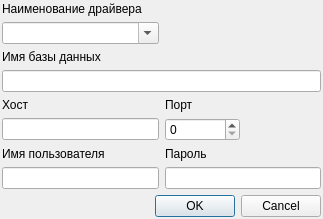
Qt form forms/db_info.ui (warvariuc/wic) before a commit.
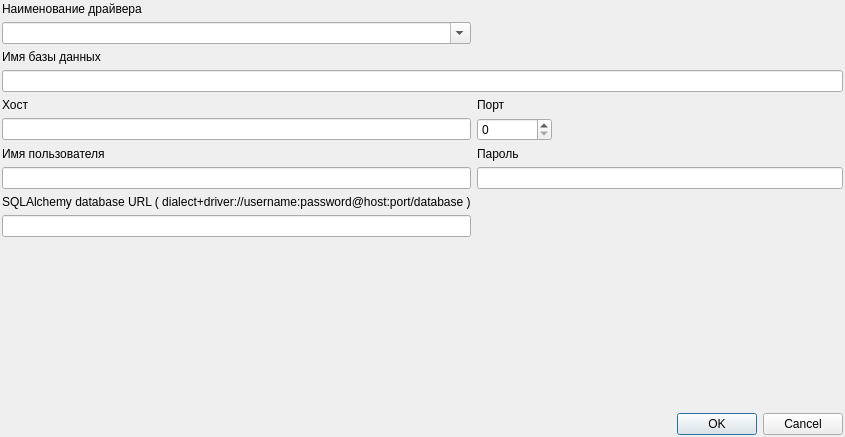
The same form after that commit. Icons and pictures are not drawn.

```diff
--- a/forms/db_info.ui
+++ b/forms/db_info.ui
@@ -6,8 +6,8 @@
    <rect>
     <x>0</x>
     <y>0</y>
-    <width>323</width>
-    <height>217</height>
+    <width>845</width>
+    <height>437</height>
    </rect>
   </property>
   <property name="windowTitle">
@@ -101,7 +101,7 @@
      </property>
     </widget>
    </item>
-   <item row="10" column="0" colspan="2">
+   <item row="12" column="0" colspan="2">
     <widget class="QDialogButtonBox" name="buttonBox">
      <property name="orientation">
       <enum>Qt::Horizontal</enum>
@@ -111,7 +111,7 @@
      </property>
     </widget>
    </item>
-   <item row="9" column="0">
+   <item row="11" column="0">
     <spacer name="verticalSpacer">
      <property name="orientation">
       <enum>Qt::Vertical</enum>
@@ -143,6 +143,19 @@
      </property>
     </widget>
    </item>
+   <item row="9" column="0">
+    <widget class="QLabel" name="label">
+     <property name="text">
+      <string>SQLAlchemy database URL (&lt;a href=&quot;http://www.sqlalchemy.org/docs/core/engines.html#database-urls&quot;&gt;dialect+driver://username:password@host:port/database&lt;/a&gt;)</string>
+     </property>
+     <property name="textFormat">
+      <enum>Qt::RichText</enum>
+     </property>
+    </widget>
+   </item>
+   <item row="10" column="0">
+    <widget class="QLineEdit" name="dbUrl"/>
+   </item>
   </layout>
  </widget>
  <resources>
```
Left out of the diff: 4 changed lines with no effect on the pictures.
